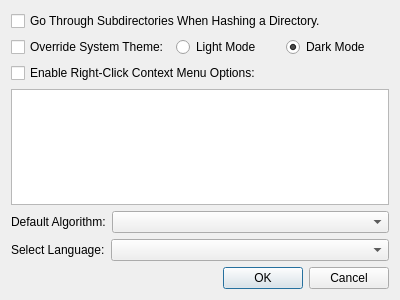
This is preferencesdialog.ui in ZekeDragon/SimpleFileHash as Qt 5 draws it before an edit. The edited form follows.
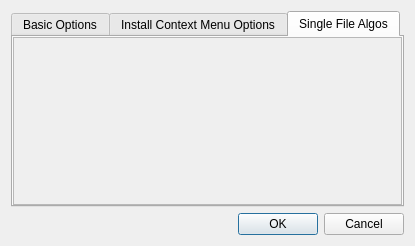
This is the edited form. The open tabs and pages were chosen to show the change.

Commit message: Major UI Update, setup Context Menu Install system, updated all translations, created the meat of the PreferencesDialog functionality, implemented dark and light mode overrides, implemented immediate translation in PreferencesDialog, and fixed tons of bugs.

```diff
--- a/preferencesdialog.ui
+++ b/preferencesdialog.ui
@@ -6,14 +6,27 @@
    <rect>
     <x>0</x>
     <y>0</y>
-    <width>400</width>
-    <height>300</height>
+    <width>407</width>
+    <height>246</height>
    </rect>
   </property>
   <property name="windowTitle">
    <string>User Preferences</string>
   </property>
-  <layout class="QVBoxLayout" name="verticalLayout">
+  <layout class="QVBoxLayout" name="preferencesLayout">
+   <item>
+    <widget class="QTabWidget" name="optionSetTabs">
+     <property name="currentIndex">
+      <number>0</number>
+     </property>
+     <property name="usesScrollButtons">
+      <bool>false</bool>
+     </property>
+     <widget class="QWidget" name="basicOptionsTab">
+      <attribute name="title">
+       <string>Basic Options</string>
+      </attribute>
+      <layout class="QVBoxLayout" name="verticalLayout_2">
    <item>
     <widget class="QCheckBox" name="enterSubdirectoriesCheck">
      <property name="text">
@@ -50,14 +63,25 @@
     </layout>
    </item>
    <item>
-    <widget class="QCheckBox" name="contextMenuCheck">
+        <layout class="QHBoxLayout" name="horizontalLayout_4">
+         <property name="spacing">
+          <number>15</number>
+         </property>
+         <item>
+          <widget class="QLabel" name="fileNumberLimitLabel">
      <property name="text">
-      <string>Enable Right-Click Context Menu Options:</string>
+            <string>Set Limit on Number of FIles:</string>
      </property>
     </widget>
    </item>
    <item>
-    <widget class="QListWidget" name="contextMenuAlgorithms"/>
+          <widget class="QLineEdit" name="numFilesEdit">
+           <property name="maxLength">
+            <number>256</number>
+           </property>
+          </widget>
+         </item>
+        </layout>
    </item>
    <item>
     <layout class="QHBoxLayout" name="horizontalLayout_2">
@@ -101,6 +125,87 @@
      </item>
     </layout>
    </item>
+      </layout>
+     </widget>
+     <widget class="QWidget" name="contextMenuInstallTab">
+      <attribute name="title">
+       <string>Install Context Menu Options</string>
+      </attribute>
+      <layout class="QVBoxLayout" name="verticalLayout_3">
+       <property name="leftMargin">
+        <number>0</number>
+       </property>
+       <property name="topMargin">
+        <number>0</number>
+       </property>
+       <property name="rightMargin">
+        <number>0</number>
+       </property>
+       <property name="bottomMargin">
+        <number>0</number>
+       </property>
+       <item>
+        <widget class="QScrollArea" name="scrollArea_2">
+         <property name="widgetResizable">
+          <bool>true</bool>
+         </property>
+         <widget class="QWidget" name="installContextCheckArea">
+          <property name="geometry">
+           <rect>
+            <x>0</x>
+            <y>0</y>
+            <width>383</width>
+            <height>166</height>
+           </rect>
+          </property>
+          <layout class="QVBoxLayout" name="installContextLayout"/>
+         </widget>
+        </widget>
+       </item>
+      </layout>
+     </widget>
+     <widget class="QWidget" name="singleFileOptionsTab">
+      <attribute name="title">
+       <string>Single File Algos</string>
+      </attribute>
+      <layout class="QVBoxLayout" name="verticalLayout_4">
+       <property name="leftMargin">
+        <number>0</number>
+       </property>
+       <property name="topMargin">
+        <number>0</number>
+       </property>
+       <property name="rightMargin">
+        <number>0</number>
+       </property>
+       <property name="bottomMargin">
+        <number>0</number>
+       </property>
+       <item>
+        <widget class="QScrollArea" name="scrollArea">
+         <property name="verticalScrollBarPolicy">
+          <enum>Qt::ScrollBarAlwaysOff</enum>
+         </property>
+         <property name="widgetResizable">
+          <bool>true</bool>
+         </property>
+         <widget class="QWidget" name="singleFileChecksArea">
+          <property name="geometry">
+           <rect>
+            <x>0</x>
+            <y>0</y>
+            <width>383</width>
+            <height>166</height>
+           </rect>
+          </property>
+          <layout class="QVBoxLayout" name="singleFileAreaLayout"/>
+         </widget>
+        </widget>
+       </item>
+      </layout>
+     </widget>
+    </widget>
+   </item>
    <item>
     <widget class="QDialogButtonBox" name="buttonBox">
      <property name="orientation">
```
Left out of the diff: 161 changed lines with no effect on the pictures. Lines whose indentation alone changed are shown as unchanged. The commit also changes 30 other files.
